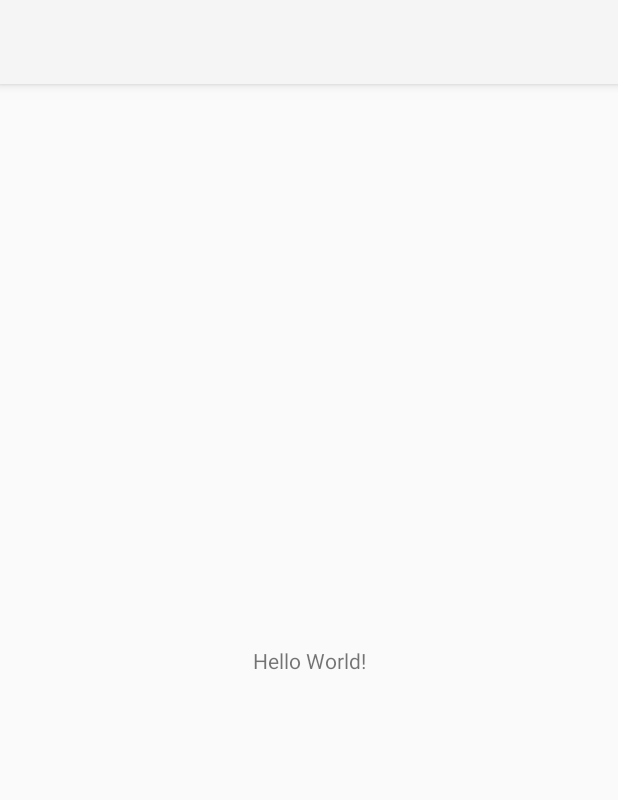
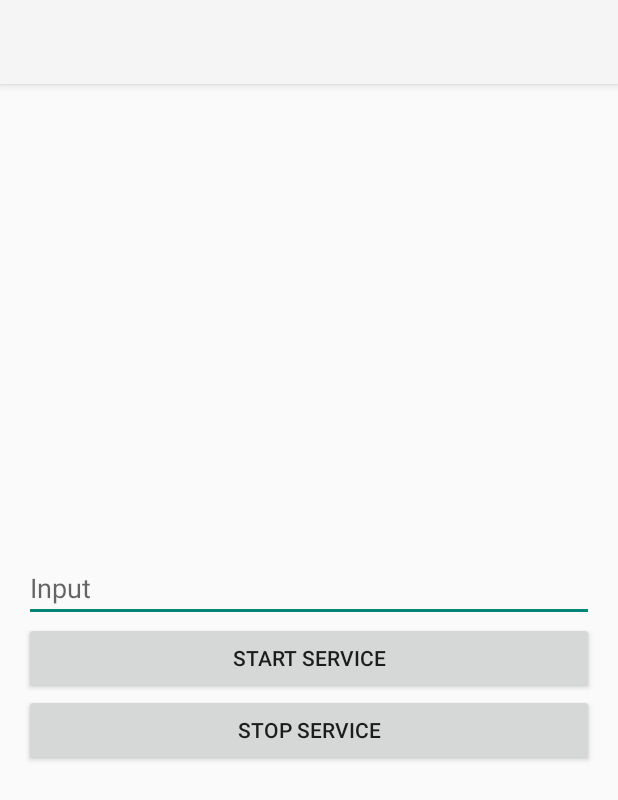
Before and after one commit to federicozacayan/android, an Android app: the screen it shows after launch (MainActivity), on a phone screen of 412 x 824 dp. Shown: the top 800 px of the screen. Run offline under Robolectric (Android 15) with nearby library versions, the phone set to English and light mode, and no system bars.

Commit message:
Ready to luch

```diff
--- a/app/src/main/AndroidManifest.xml
+++ b/app/src/main/AndroidManifest.xml
@@ -16,6 +16,7 @@
                 <category android:name="android.intent.category.LAUNCHER" />
             </intent-filter>
         </activity>
+        <service android:name=".ExampleService" />
     </application>
 
 </manifest>
--- a/app/src/main/res/layout/activity_main.xml
+++ b/app/src/main/res/layout/activity_main.xml
@@ -1,18 +1,29 @@
-<?xml version="1.0" encoding="utf-8"?>
-<androidx.constraintlayout.widget.ConstraintLayout xmlns:android="http://schemas.android.com/apk/res/android"
+<LinearLayout xmlns:android="http://schemas.android.com/apk/res/android"
     xmlns:app="http://schemas.android.com/apk/res-auto"
     xmlns:tools="http://schemas.android.com/tools"
     android:layout_width="match_parent"
     android:layout_height="match_parent"
-    tools:context=".MainActivity">
+    android:gravity="center"
+    android:orientation="vertical"
+    android:padding="16dp"
+    tools:context="com.learning.android.MainActivity">
 
-    <TextView
-        android:layout_width="wrap_content"
+    <EditText
+        android:id="@+id/edit_text_input"
+        android:layout_width="match_parent"
         android:layout_height="wrap_content"
-        android:text="Hello World!"
-        app:layout_constraintBottom_toBottomOf="parent"
-        app:layout_constraintLeft_toLeftOf="parent"
-        app:layout_constraintRight_toRightOf="parent"
-        app:layout_constraintTop_toTopOf="parent" />
+        android:hint="Input" />
 
-</androidx.constraintlayout.widget.ConstraintLayout>
+    <Button
+        android:layout_width="match_parent"
+        android:layout_height="wrap_content"
+        android:onClick="startService"
+        android:text="Start Service" />
+
+    <Button
+        android:layout_width="match_parent"
+        android:layout_height="wrap_content"
+        android:onClick="stopService"
+        android:text="Stop Service" />
+
+</LinearLayout>
```
Also changed, not shown: app/src/main/java/com/learning/android/App.java (added, +31 -0 lines), app/src/main/java/com/learning/android/ExampleService.java (added, +57 -0 lines), app/src/main/java/com/learning/android/MainActivity.java (+24 -2 lines).
